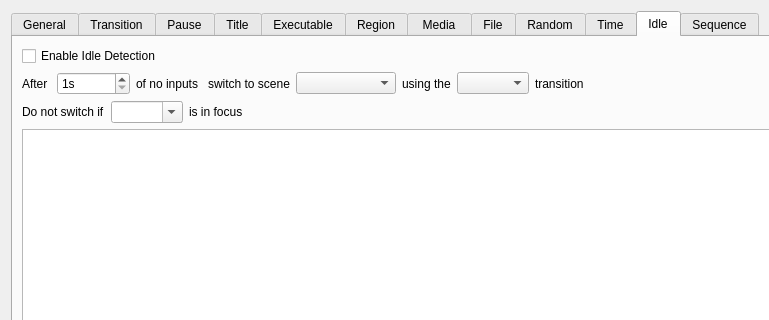
The window that forms/advanced-scene-switcher.ui (WarmUpTill/SceneSwitcher) describes before a commit, drawn with Qt 5; both pictures show x 0 to 769 and y 0 to 320 of the 1100 by 600 pixel window.
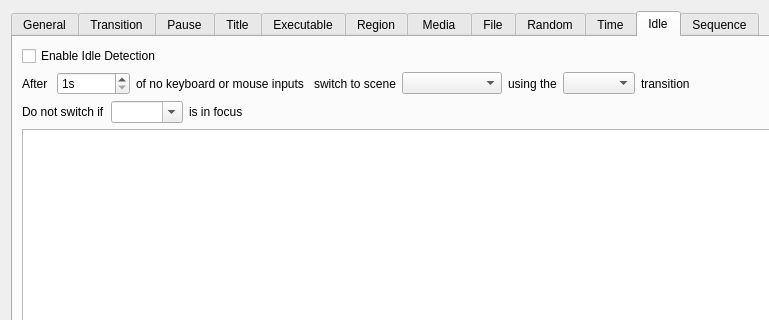
The same window after the commit. The open tabs and pages were chosen to show the change. Icons and pictures are not drawn.

Commit message: clarify idle detection inputs

What changed in the file:
```diff
--- a/forms/advanced-scene-switcher.ui
+++ b/forms/advanced-scene-switcher.ui
@@ -2620,7 +2620,7 @@
          <item>
           <widget class="QLabel" name="label_27">
            <property name="text">
-            <string>of no inputs </string>
+            <string>of no keyboard or mouse inputs </string>
            </property>
           </widget>
          </item>
```
